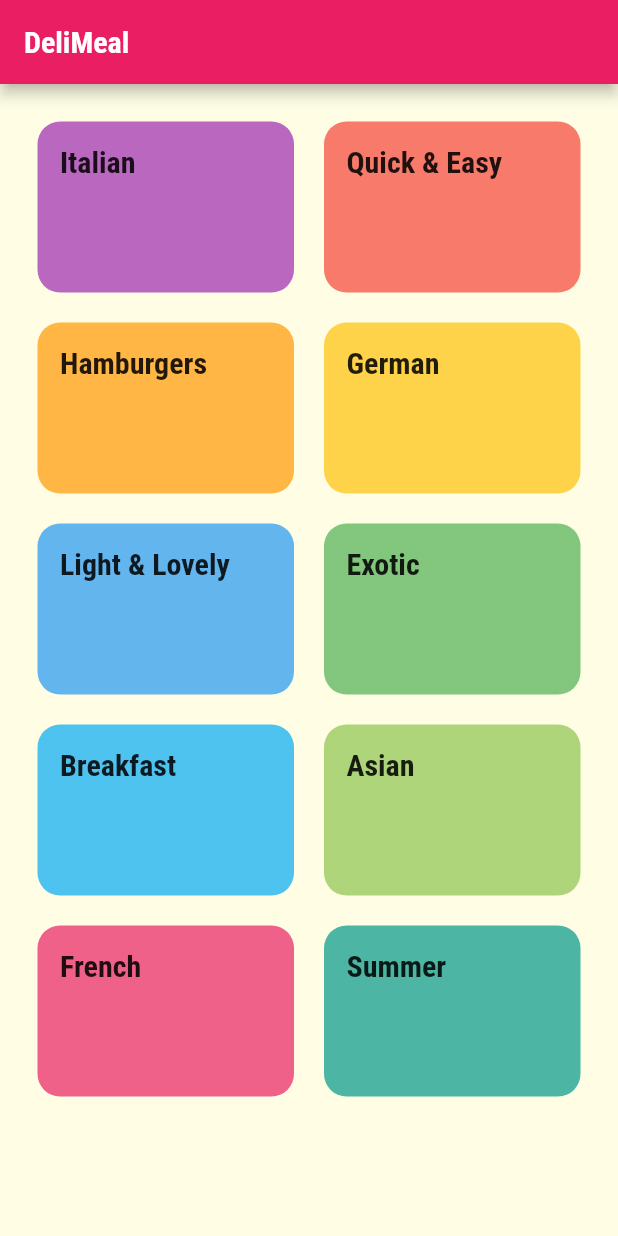
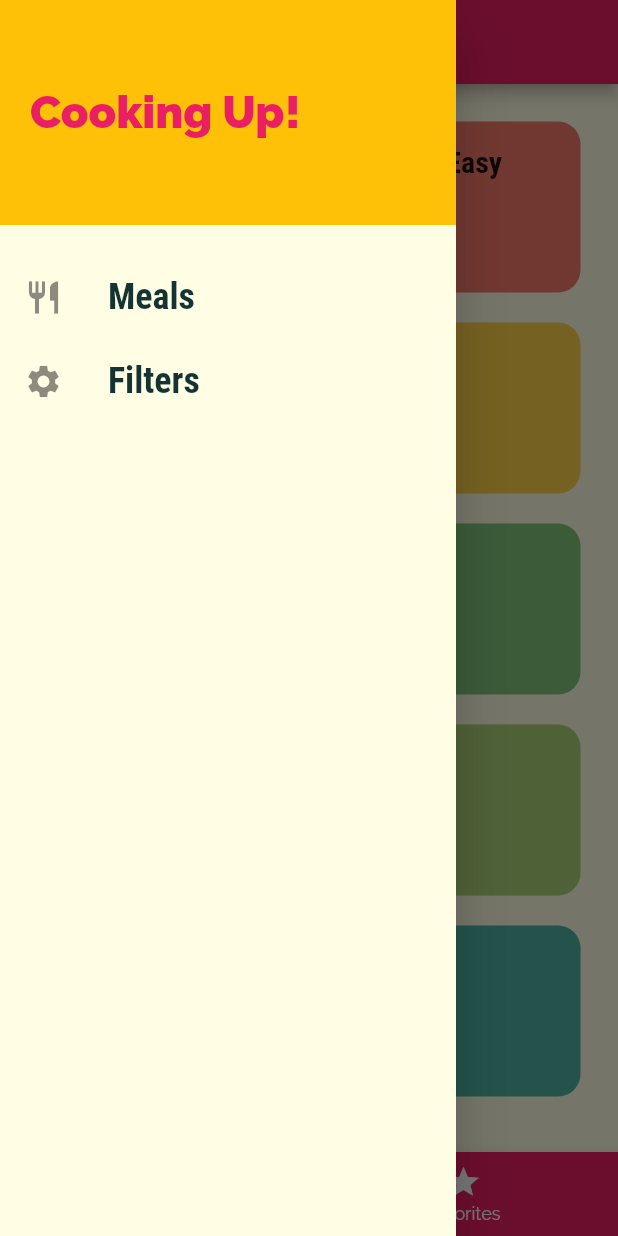
Before and after one commit to vtmonilgandhi/Flutter-Demos, a Flutter app: the screen it shows after launch, with the side drawer open (before the commit the screen has no drawer), on a phone screen of 412 x 824 dp. Run offline on Flutter 3.47's test engine with Material 2 defaults, Android fonts, the phone set to English and light mode, and no system bars; our stand-ins replace camera, firebase_database, shared_preferences, sqflite; accounts and stored records are empty; project files that could hold a hidden picture were left out.

Commit message:
Added Tabbar and SideMenu

```diff
--- a/meals_app/lib/main.dart
+++ b/meals_app/lib/main.dart
@@ -3,6 +3,7 @@ import 'package:meals_app/screens/meal_detail_screen.dart';
 
 import 'screens/categories_screen.dart';
 import 'screens/category_meals_screen.dart';
+import 'screens/tabs_screen.dart';
 
 void main() {
   runApp(const MyApp());
@@ -30,7 +31,7 @@ class MyApp extends StatelessWidget {
       // home: const CategoriesScreen(),
       initialRoute: '/ ',
       routes: {
-        '/': (ctx) => const CategoriesScreen(),
+        '/': (ctx) => const TabsScreen(),
         CategoryMealsScreen.routeName: (ctx) => const CategoryMealsScreen(),
         MealDetailScreen.routeName: (ctx) => const MealDetailScreen(),
       },
--- a/meals_app/lib/screens/categories_screen.dart
+++ b/meals_app/lib/screens/categories_screen.dart
@@ -9,9 +9,6 @@ class CategoriesScreen extends StatelessWidget {
   @override
   Widget build(BuildContext context) {
     return Scaffold(
-      appBar: AppBar(
-        title: const Text('DeliMeal'),
-      ),
       body: GridView(
         padding: const EdgeInsets.all(25),
         gridDelegate: const SliverGridDelegateWithMaxCrossAxisExtent(
--- /dev/null
+++ b/meals_app/lib/screens/favorites_screen.dart
@@ -0,0 +1,14 @@
+import 'package:flutter/material.dart';
+import 'package:flutter/src/widgets/container.dart';
+import 'package:flutter/src/widgets/framework.dart';
+
+class FavoritesScreen extends StatelessWidget {
+  const FavoritesScreen({super.key});
+
+  @override
+  Widget build(BuildContext context) {
+    return Center(
+      child: Text('The Favorites!'),
+    );
+  }
+}
--- /dev/null
+++ b/meals_app/lib/screens/tabs_screen.dart
@@ -0,0 +1,56 @@
+import 'package:flutter/material.dart';
+
+import '../widgets/main_drawer.dart';
+import 'categories_screen.dart';
+import 'favorites_screen.dart';
+
+class TabsScreen extends StatefulWidget {
+  const TabsScreen({super.key});
+
+  @override
+  State<TabsScreen> createState() => _TabsScreenState();
+}
+
+class _TabsScreenState extends State<TabsScreen> {
+  final List<Map<String, dynamic>> _pages = const [
+    {'page': CategoriesScreen(), 'title': 'Categories'},
+    {'page': FavoritesScreen(), 'title': 'Your Favorite'}
+  ];
+
+  int _selectedPageIndex = 0;
+
+  void _selectPage(int index) {
+    setState(() {
+      _selectedPageIndex = index;
+    });
+  }
+
+  @override
+  Widget build(BuildContext context) {
+    return Scaffold(
+      appBar: AppBar(
+        title: Text(_pages[_selectedPageIndex]['title']),
+      ),
+      drawer: const Maindrawer(),
+      body: _pages[_selectedPageIndex]['page'],
+      bottomNavigationBar: BottomNavigationBar(
+        onTap: _selectPage,
+        unselectedItemColor: Colors.white,
+        selectedItemColor: Theme.of(context).colorScheme.secondary,
+        backgroundColor: Theme.of(context).colorScheme.primary,
+        currentIndex: _selectedPageIndex,
+        // type: BottomNavigationBarType.fixed,
+        items: [
+          BottomNavigationBarItem(
+              backgroundColor: Theme.of(context).colorScheme.primary,
+              icon: const Icon(Icons.category),
+              label: 'Categories'),
+          BottomNavigationBarItem(
+              backgroundColor: Theme.of(context).colorScheme.primary,
+              icon: const Icon(Icons.star),
+              label: 'Favorites')
+        ],
+      ),
+    );
+  }
+}
--- /dev/null
+++ b/meals_app/lib/widgets/main_drawer.dart
@@ -0,0 +1,51 @@
+import 'package:flutter/material.dart';
+
+class Maindrawer extends StatelessWidget {
+  const Maindrawer({super.key});
+
+  Widget buildListTile(String title, IconData icon) {
+    return ListTile(
+      leading: Icon(
+        icon,
+        size: 26,
+      ),
+      title: Text(
+        title,
+        style: const TextStyle(
+            fontFamily: 'RobotoCondensed',
+            fontWeight: FontWeight.bold,
+            fontSize: 24),
+      ),
+      onTap: () {},
+    );
+  }
+
+  @override
+  Widget build(BuildContext context) {
+    return Drawer(
+      child: Column(
+        children: [
+          Container(
+            height: 150,
+            width: double.infinity,
+            padding: const EdgeInsets.all(20),
+            alignment: Alignment.centerLeft,
+            color: Theme.of(context).colorScheme.secondary,
+            child: Text(
+              'Cooking Up!',
+              style: TextStyle(
+                  fontWeight: FontWeight.w900,
+                  fontSize: 30,
+                  color: Theme.of(context).colorScheme.primary),
+            ),
+          ),
+          const SizedBox(
+            height: 20,
+          ),
+          buildListTile('Meals', Icons.restaurant),
+          buildListTile('Filters', Icons.settings),
+        ],
+      ),
+    );
+  }
+}
```
